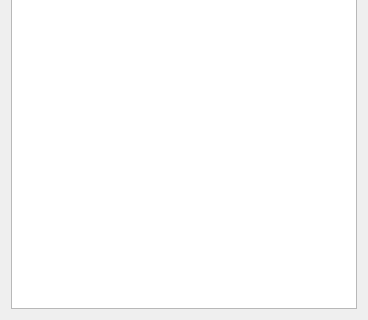
First picture: the form in Modules/Loadable/PathPlan/Resources/UI/qSRPlanPathPlanModule.ui, repository zoulianmp/SRPlan4Snake, before the edit; both pictures show x 0 to 368 and y 589 to 909 of the 368 by 909 pixel window.
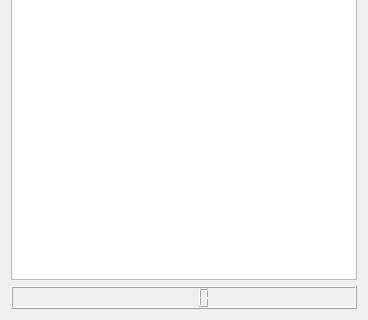
Second picture: the form after the edit. Icons and pictures are not drawn. Custom widgets are drawn as their Qt base class.

```diff
--- a/Modules/Loadable/PathPlan/Resources/UI/qSRPlanPathPlanModule.ui
+++ b/Modules/Loadable/PathPlan/Resources/UI/qSRPlanPathPlanModule.ui
@@ -471,6 +471,9 @@
      </property>
     </widget>
    </item>
+   <item>
+    <widget class="QLCDNumber" name="lcdNumber"/>
+   </item>
   </layout>
  </widget>
  <customwidgets>
```
Left out of the diff: 16 changed lines with no effect on the pictures.
